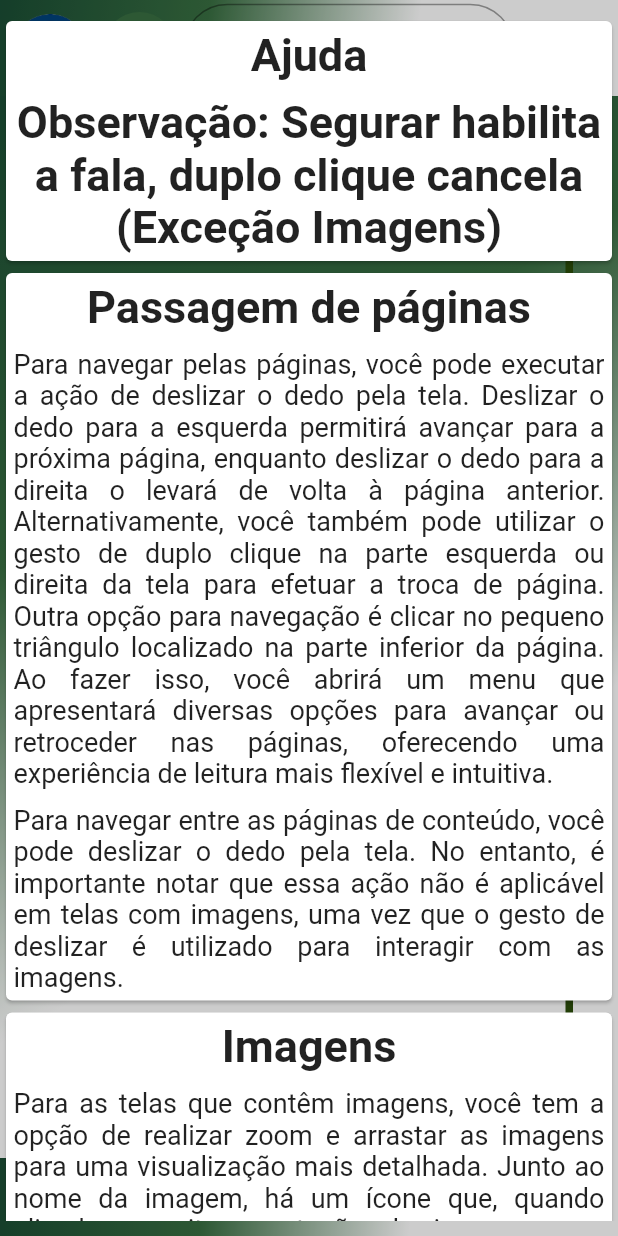
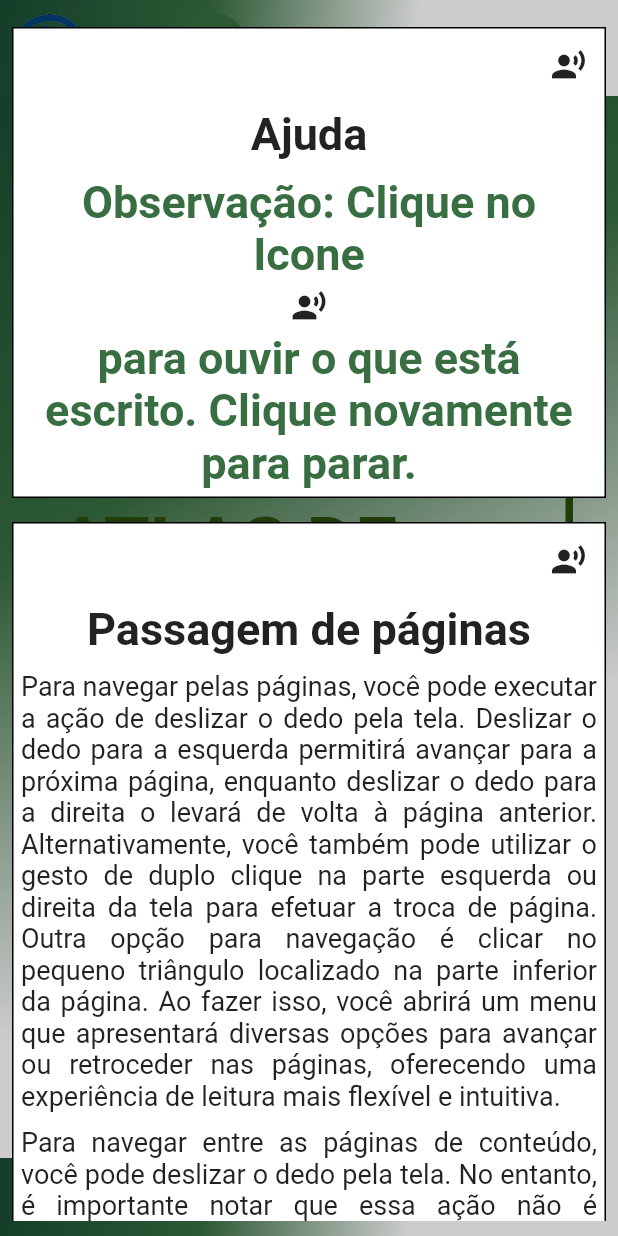
Before and after one commit to HiuryPro/Atlas_Veterinario, a Flutter app: the Home screen opened by its route, after a tap on the "question mark" icon, on a phone screen of 412 x 824 dp. Run offline on Flutter 3.47's test engine with Material 2 defaults, Android fonts, the light colour scheme and no system bars; drawn by our look-alikes of auto_size_text; our stand-ins replace carousel_slider, flutter_dotenv, flutter_tts, image_picker, phosphor_flutter, supabase; missing offline and left inert: flutter_painter_v2, mailer, turn_page_transition; accounts and stored records are empty; project files that could hold a hidden picture were left out.

Commit message:
Correções de bug e fala

```diff
--- a/atlas_veterinario/lib/Utils/tutorial.dart
+++ b/atlas_veterinario/lib/Utils/tutorial.dart
@@ -10,6 +10,8 @@ class Tutorial1 extends StatefulWidget {
 }
 
 class _Tutorial1State extends State<Tutorial1> {
+  bool isFalando = false;
+
   String textoGrande =
       'Para navegar pelas páginas, você pode executar a ação de deslizar o dedo '
       'pela tela. Deslizar o dedo para a esquerda permitirá avançar para a próxima '
@@ -39,6 +41,24 @@ class _Tutorial1State extends State<Tutorial1> {
       'opções de alteração de texto e tema do app. No canto superior esquerdo '
       'há uma imagem da logo do UNIPAM que ao ser clicado apresenta '
       'o menu lateral do app com mais opções';
+
+  void falar(String fala) async {
+    setState(() {
+      isFalando = !isFalando;
+    });
+
+    if (isFalando) {
+      await Fala.instance.flutterTts.stop();
+      await Fala.instance.flutterTts.speak(fala);
+    } else {
+      await Fala.instance.flutterTts.stop();
+    }
+
+    setState(() {
+      isFalando = false;
+    });
+  }
+
   @override
   Widget build(BuildContext context) {
     return Container(
@@ -49,20 +69,24 @@ class _Tutorial1State extends State<Tutorial1> {
         padding: const EdgeInsets.only(bottom: 10, top: 10),
         child: ListView(
           children: [
-            Center(
-              child: Card(
+            Padding(
+              padding: const EdgeInsets.all(8.0),
+              child: Container(
+                decoration: BoxDecoration(
                     color: Colors.white,
+                    border: Border.all(color: Colors.black)),
                 child: Column(
                   children: [
-                    GestureDetector(
-                      onLongPress: () async {
-                        await Fala.instance.flutterTts.stop();
-                        await Fala.instance.flutterTts.speak('Ajuda');
+                    Align(
+                      alignment: Alignment.topRight,
+                      child: IconButton(
+                          onPressed: () {
+                            falar(
+                                'Ajuda. Observação: Clique no Icone de fala para ouvir o que está escrito. Clique novamente para parar.');
                           },
-                      onDoubleTap: () async {
-                        await Fala.instance.flutterTts.stop();
-                      },
-                      child: const Center(
+                          icon: const Icon(Icons.record_voice_over)),
+                    ),
+                    const Center(
                       child: Padding(
                         padding: EdgeInsets.all(5.0),
                         child: Text(
@@ -73,47 +97,56 @@ class _Tutorial1State extends State<Tutorial1> {
                         ),
                       ),
                     ),
-                    ),
-                    GestureDetector(
-                      onLongPress: () async {
-                        await Fala.instance.flutterTts.stop();
-                        await Fala.instance.flutterTts.speak(
-                            'Observação: Segurar habilita a fala, duplo clique cancela (Exceção Imagens)');
-                      },
-                      onDoubleTap: () async {
-                        await Fala.instance.flutterTts.stop();
-                      },
-                      child: const Center(
-                        child: Padding(
+                    const Wrap(
+                      alignment: WrapAlignment.center,
+                      children: [
+                        Padding(
                           padding: EdgeInsets.all(5.0),
                           child: Text(
-                            'Observação: Segurar habilita a fala, duplo clique cancela (Exceção Imagens)',
+                            'Observação: Clique no Icone ',
                             textAlign: TextAlign.center,
                             style: TextStyle(
-                                fontWeight: FontWeight.bold, fontSize: 30),
+                                color: Color(0xff386e41),
+                                fontWeight: FontWeight.bold,
+                                fontSize: 30),
                           ),
                         ),
+                        Center(child: Icon(Icons.record_voice_over)),
+                        Padding(
+                          padding: EdgeInsets.all(5.0),
+                          child: Text(
+                            'para ouvir o que está escrito. Clique novamente para parar.',
+                            textAlign: TextAlign.center,
+                            style: TextStyle(
+                                color: Color(0xff386e41),
+                                fontWeight: FontWeight.bold,
+                                fontSize: 30),
                           ),
+                        ),
+                      ],
                     ),
                   ],
                 ),
               ),
             ),
-            Center(
-              child: Card(
+            Padding(
+              padding: const EdgeInsets.all(8.0),
+              child: Container(
+                decoration: BoxDecoration(
                     color: Colors.white,
+                    border: Border.all(color: Colors.black)),
                 child: Column(
                   children: [
-                    GestureDetector(
-                      onLongPress: () async {
-                        await Fala.instance.flutterTts.stop();
-                        await Fala.instance.flutterTts
-                            .speak('Passagem de páginas');
+                    Align(
+                      alignment: Alignment.topRight,
+                      child: IconButton(
+                          onPressed: () {
+                            falar(
+                                'Passagem de páginas. $textoGrande $textoGrande2');
                           },
-                      onDoubleTap: () async {
-                        await Fala.instance.flutterTts.stop();
-                      },
-                      child: const Center(
+                          icon: const Icon(Icons.record_voice_over)),
+                    ),
+                    const Center(
                       child: Padding(
                         padding: EdgeInsets.all(5.0),
                         child: Text(
@@ -124,16 +157,7 @@ class _Tutorial1State extends State<Tutorial1> {
                         ),
                       ),
                     ),
-                    ),
-                    GestureDetector(
-                      onLongPress: () async {
-                        await Fala.instance.flutterTts.stop();
-                        await Fala.instance.flutterTts.speak(textoGrande);
-                      },
-                      onDoubleTap: () async {
-                        await Fala.instance.flutterTts.stop();
-                      },
-                      child: Padding(
+                    Padding(
                       padding: const EdgeInsets.all(5.0),
                       child: Center(
                         child: Text(
@@ -143,16 +167,7 @@ class _Tutorial1State extends State<Tutorial1> {
                         ),
                       ),
                     ),
-                    ),
-                    GestureDetector(
-                      onLongPress: () async {
-                        await Fala.instance.flutterTts.stop();
-                        await Fala.instance.flutterTts.speak(textoGrande2);
-                      },
-                      onDoubleTap: () async {
-                        await Fala.instance.flutterTts.stop();
-                      },
-                      child: Padding(
+                    Padding(
                       padding: const EdgeInsets.all(5.0),
                       child: Center(
                         child: Text(
@@ -162,25 +177,27 @@ class _Tutorial1State extends State<Tutorial1> {
                         ),
                       ),
                     ),
-                    ),
                   ],
                 ),
               ),
             ),
-            Center(
-              child: Card(
+            Padding(
+              padding: const EdgeInsets.all(8.0),
+              child: Container(
+                decoration: BoxDecoration(
                     color: Colors.white,
+                    border: Border.all(color: Colors.black)),
                 child: Column(
                   children: [
-                    GestureDetector(
-                      onLongPress: () async {
-                        await Fala.instance.flutterTts.stop();
-                        await Fala.instance.flutterTts.speak('Imagens');
+                    Align(
+                      alignment: Alignment.topRight,
+                      child: IconButton(
+                          onPressed: () {
+                            falar('Imagens. $textoGrande3');
                           },
-                      onDoubleTap: () async {
-                        await Fala.instance.flutterTts.stop();
-                      },
-                      child: const Center(
+                          icon: const Icon(Icons.record_voice_over)),
+                    ),
+                    const Center(
                       child: Padding(
                         padding: EdgeInsets.all(5.0),
                         child: Text(
@@ -191,23 +208,13 @@ class _Tutorial1State extends State<Tutorial1> {
                         ),
                       ),
                     ),
-                    ),
-                    GestureDetector(
-                      onLongPress: () async {
-                        await Fala.instance.flutterTts.stop();
-                        await Fala.instance.flutterTts.speak(textoGrande3);
-                      },
-                      onDoubleTap: () async {
-                        await Fala.instance.flutterTts.stop();
-                      },
-                      child: Padding(
-                        padding: EdgeInsets.all(5.0),
+                    Padding(
+                      padding: const EdgeInsets.all(5.0),
                       child: Center(
                         child: Text(
                           textoGrande3,
-                            style: TextStyle(fontSize: 18),
+                          style: const TextStyle(fontSize: 18),
                           textAlign: TextAlign.justify,
-                          ),
                         ),
                       ),
                     ),
@@ -215,20 +222,23 @@ class _Tutorial1State extends State<Tutorial1> {
                 ),
               ),
             ),
-            Center(
-              child: Card(
+            Padding(
+              padding: const EdgeInsets.all(8.0),
+              child: Container(
+                decoration: BoxDecoration(
                     color: Colors.white,
+                    border: Border.all(color: Colors.black)),
                 child: Column(
                   children: [
-                    GestureDetector(
-                      onLongPress: () async {
-                        await Fala.instance.flutterTts.stop();
-                        await Fala.instance.flutterTts.speak('Utilidades');
+                    Align(
+                      alignment: Alignment.topRight,
+                      child: IconButton(
+                          onPressed: () {
+                            falar('Utilidades. $textoGrande4');
                           },
-                      onDoubleTap: () async {
-                        await Fala.instance.flutterTts.stop();
-                      },
-                      child: Center(
+                          icon: const Icon(Icons.record_voice_over)),
+                    ),
+                    const Center(
                       child: Padding(
                         padding: EdgeInsets.all(5.0),
                         child: Text(
@@ -239,23 +249,13 @@ class _Tutorial1State extends State<Tutorial1> {
                         ),
                       ),
                     ),
-                    ),
-                    GestureDetector(
-                      onLongPress: () async {
-                        await Fala.instance.flutterTts.stop();
-                        await Fala.instance.flutterTts.speak(textoGrande4);
-                      },
-                      onDoubleTap: () async {
-                        await Fala.instance.flutterTts.stop();
-                      },
-                      child: Padding(
-                        padding: EdgeInsets.all(5.0),
+                    Padding(
+                      padding: const EdgeInsets.all(5.0),
                       child: Center(
                         child: Text(
                           textoGrande4,
-                            style: TextStyle(fontSize: 18),
+                          style: const TextStyle(fontSize: 18),
                           textAlign: TextAlign.justify,
-                          ),
                         ),
                       ),
                     ),
--- a/atlas_veterinario/lib/home.dart
+++ b/atlas_veterinario/lib/home.dart
@@ -45,6 +45,8 @@ class _HomeState extends State<Home> {
   int paginaAntes = 1;
   int pagina = 1;
   bool isOpen = false;
+  bool isFalando = false;
+
   TextEditingController fontController = TextEditingController();
   TextEditingController paginaController = TextEditingController();
 
@@ -90,19 +92,19 @@ class _HomeState extends State<Home> {
               child: Row(
                   mainAxisAlignment: MainAxisAlignment.spaceBetween,
                   children: [
-                    util.retornaFala(
-                        context,
                     IconButton(
                         iconSize: 48,
                         tooltip: 'Abre opções do Aplicativo',
                         onPressed: () => _keyS.currentState!.openDrawer(),
                         icon: Image.asset('assets/images/unipam.png')),
-                        'Abre opções do Aplicativo'),
+                    IconButton(
+                        onPressed: () async {
+                          falar('Clique para abrir opções do app');
+                        },
+                        icon: const Icon(Icons.record_voice_over)),
                     const SizedBox(
                       width: 5,
                     ),
-                    util.retornaFala(
-                        context,
                     Container(
                       decoration: const BoxDecoration(
                           color: Color(0xff386e41), shape: BoxShape.circle),
@@ -112,27 +114,24 @@ class _HomeState extends State<Home> {
                           },
                           icon: const Icon(Icons.question_mark)),
                     ),
-                        'Ajuda'),
+                    IconButton(
+                        onPressed: () async {
+                          falar('Clique para Ajuda');
+                        },
+                        icon: const Icon(Icons.record_voice_over)),
                     const SizedBox(
                       width: 5,
                     ),
-                    Expanded(
-                        child: Theme(
-                      data: ThemeData(brightness: Brightness.light),
-                      child: const TextField(
-                        decoration: InputDecoration(
-                            border: OutlineInputBorder(
-                                borderSide: BorderSide(color: Colors.black),
-                                borderRadius:
-                                    BorderRadius.all(Radius.circular(50))),
-                            prefixIcon: Icon(Icons.search)),
-                      ),
-                    )),
+                    const Expanded(child: SizedBox()),
                     const SizedBox(
                       width: 5,
                     ),
-                    util.retornaFala(
-                        context, opcoesdaPagina(), 'Opções de texto')
+                    IconButton(
+                        onPressed: () async {
+                          falar('Clique para Opções de texto');
+                        },
+                        icon: const Icon(Icons.record_voice_over)),
+                    opcoesdaPagina()
                   ]),
             ),
             Expanded(
@@ -224,13 +223,16 @@ class _HomeState extends State<Home> {
                 ),
               ),
               child: Center(
-                child: Tooltip(
+                child: Row(
+                  mainAxisAlignment: MainAxisAlignment.center,
+                  children: [
+                    IconButton(
+                        onPressed: () async {
+                          falar('Clique para Opções de passagem de página');
+                        },
+                        icon: const Icon(Icons.record_voice_over)),
+                    Tooltip(
                       message: 'Abre opções de passagem de página',
-                  child: GestureDetector(
-                    onLongPress: () async {
-                      await Fala.instance.flutterTts
-                          .speak('Abre opções de passagem de página');
-                    },
                       child: IconButton(
                         iconSize: 36,
                         icon: const Icon(Icons.arrow_drop_up),
@@ -242,6 +244,7 @@ class _HomeState extends State<Home> {
                         },
                       ),
                     ),
+                  ],
                 ),
               ),
             )
@@ -264,8 +267,14 @@ class _HomeState extends State<Home> {
           }
           if (!snapshot.hasData || snapshot.data == null) {
             return const SizedBox(
-                child: Text(
-                    'Essa página não possui conteudo, entrar em contato com o professor'));
+                child: Column(
+              children: [
+                Expanded(child: SizedBox()),
+                Text(
+                    'Essa página não possui conteudo, entrar em contato com o professor'),
+                Expanded(child: SizedBox()),
+              ],
+            ));
           }
           return criaTela(snapshot.data!);
         },
@@ -381,7 +390,7 @@ class _HomeState extends State<Home> {
                     const SizedBox(
                       height: 5,
                     ),
-                    Text('Cor da Fonte'),
+                    const Text('Cor da Fonte'),
                     const SizedBox(
                       height: 5,
                     ),
@@ -389,7 +398,7 @@ class _HomeState extends State<Home> {
                     const SizedBox(
                       height: 5,
                     ),
-                    Text('Cor do Tema'),
+                    const Text('Cor do Tema'),
                     const SizedBox(
                       height: 5,
                     ),
@@ -701,21 +710,18 @@ class _HomeState extends State<Home> {
                   },
                   leading: const Icon(Icons.manage_search),
                   title: const Text('Sumário'),
+                  trailing: IconButton(
+                      onPressed: () async {
+                        falar('Clique para acessar o sumario');
+                      },
+                      icon: const Icon(Icons.record_voice_over)),
                 ),
               ),
             ),
             if (AppController.instance.isAdmin) ...optionsAdmin()
           ]),
         ),
-        GestureDetector(
-          onLongPress: () async {
-            await Fala.instance.flutterTts.stop();
-            await Fala.instance.flutterTts.speak('Clique para fazer Logout');
-          },
-          onDoubleTap: () async {
-            await Fala.instance.flutterTts.stop();
-          },
-          child: Tooltip(
+        Tooltip(
           message: 'Clique para fazer Logout',
           child: ListTile(
               onTap: () async {
@@ -725,8 +731,11 @@ class _HomeState extends State<Home> {
               },
               leading: const Icon(Icons.logout),
               title: const Text('Logout'),
-            ),
-          ),
+              trailing: IconButton(
+                  onPressed: () async {
+                    falar('Clique para fazer logout');
+                  },
+                  icon: const Icon(Icons.record_voice_over))),
         ),
       ]),
     ));
@@ -734,16 +743,7 @@ class _HomeState extends State<Home> {
 
   List<Widget> optionsAdmin() {
     return [
-      GestureDetector(
-        onLongPress: () async {
-          await Fala.instance.flutterTts.stop();
-          await Fala.instance.flutterTts
-              .speak('Clique para cadastrar o Sumário');
-        },
-        onDoubleTap: () async {
-          await Fala.instance.flutterTts.stop();
-        },
-        child: Tooltip(
+      Tooltip(
         message: 'Clique para cadastrar o Sumário',
         child: ListTile(
             onTap: () {
@@ -751,19 +751,13 @@ class _HomeState extends State<Home> {
             },
             leading: const Icon(Icons.edit_document),
             title: const Text('Cadastrar Sumário'),
+            trailing: IconButton(
+                onPressed: () async {
+                  falar('Clique para cadastrar o Sumário');
+                },
+                icon: const Icon(Icons.record_voice_over))),
       ),
-        ),
-      ),
-      GestureDetector(
-        onLongPress: () async {
-          await Fala.instance.flutterTts.stop();
-          await Fala.instance.flutterTts
-              .speak('Clique para Atualizar o Sumário');
-        },
-        onDoubleTap: () async {
-          await Fala.instance.flutterTts.stop();
-        },
-        child: Tooltip(
+      Tooltip(
         message: 'Clique para Atualizar o Sumário',
         child: ListTile(
             onTap: () {
@@ -771,70 +765,72 @@ class _HomeState extends State<Home> {
             },
             leading: const Icon(Icons.edit_square),
             title: const Text('Atualizar Sumário'),
+            trailing: IconButton(
+                onPressed: () async {
+                  falar('Clique para atualizar o Sumário');
+                },
+                icon: const Icon(Icons.record_voice_over))),
       ),
-        ),
-      ),
-      GestureDetector(
-        onLongPress: () async {
-          await Fala.instance.flutterTts.stop();
-          await Fala.instance.flutterTts
-              .speak('Clique para Cadastrar as Imagens');
-        },
-        onDoubleTap: () async {
-          await Fala.instance.flutterTts.stop();
-        },
-        child: Tooltip(
+      Tooltip(
         message: 'Clique para Cadastrar as Imagens',
         child: ListTile(
             onTap: () {
               Navigator.of(context).pushNamed('/cadastrarimagem');
             },
             leading: const Icon(Icons.image),
-            title: const Text('Cadastrar Imagem'),
+            title: const Text('Cadastrar Imagens'),
+            trailing: IconButton(
+                onPressed: () async {
+                  falar('Clique para cadastrar as Imagens');
+                },
+                icon: const Icon(Icons.record_voice_over))),
       ),
-        ),
-      ),
-      GestureDetector(
-        onLongPress: () async {
-          await Fala.instance.flutterTts.stop();
-          await Fala.instance.flutterTts
-              .speak('Clique para Cadastrar as Páginas');
-        },
-        onDoubleTap: () async {
-          await Fala.instance.flutterTts.stop();
-        },
-        child: Tooltip(
+      Tooltip(
         message: 'Clique para Cadastrar as Páginas',
         child: ListTile(
             onTap: () {
               Navigator.of(context).pushNamed('/cadastrarpaginas');
             },
             leading: const Icon(Icons.note_add),
-            title: const Text('Cadastrar Página'),
+            title: const Text('Cadastrar Páginas'),
+            trailing: IconButton(
+                onPressed: () async {
+                  falar('Clique para cadastrar as Páginas');
+                },
+                icon: const Icon(Icons.record_voice_over))),
       ),
-        ),
-      ),
-      GestureDetector(
-        onLongPress: () async {
-          await Fala.instance.flutterTts.stop();
-          await Fala.instance.flutterTts
-              .speak('Clique para Atualizar as Páginas');
-        },
-        onDoubleTap: () async {
-          await Fala.instance.flutterTts.stop();
-        },
-        child: Tooltip(
+      Tooltip(
         message: 'Clique para Atualizar as Páginas',
         child: ListTile(
             onTap: () {
               Navigator.of(context).pushNamed('/atualizarpaginas');
             },
             leading: const Icon(Icons.edit_note),
-            title: const Text('Atualizar Página'),
-          ),
-        ),
+            title: const Text('Atualizar Páginas'),
+            trailing: IconButton(
+                onPressed: () async {
+                  falar('Clique para atualizar as Páginas');
+                },
+                icon: const Icon(Icons.record_voice_over))),
       ),
     ];
+  }
+
+  void falar(String fala) async {
+    setState(() {
+      isFalando = !isFalando;
+    });
+
+    if (isFalando) {
+      await Fala.instance.flutterTts.stop();
+      await Fala.instance.flutterTts.speak(fala);
+    } else {
+      await Fala.instance.flutterTts.stop();
+    }
+
+    setState(() {
+      isFalando = false;
+    });
   }
 
   @override
--- a/atlas_veterinario/lib/sumario.dart
+++ b/atlas_veterinario/lib/sumario.dart
@@ -21,7 +21,7 @@ class _SumarioState extends State<Sumario> {
     super.initState();
     Future.delayed(Duration.zero, () async {
       var res = await SupaDB.instance.clienteSupaBase.from('Capitulo').select(
-          'NumCapitulo, NomeCapitulo, PaginaInicio ,Unidade!inner(NumUnidade, NomeUnidade ,Parte!inner(Parte))');
+          'NumCapitulo, NomeCapitulo,Unidade!inner(NumUnidade, NomeUnidade ,Parte!inner(Parte))');
       setState(() {
         for (var pegaPartes in res) {
           partes.add(pegaPartes['Unidade']['Parte']['Parte']);
```
Also changed, not shown: atlas_veterinario/lib/CadImagem/buscarimagem.dart (+58 -21 lines), atlas_veterinario/lib/CadImagem/testeputimage.dart (+22 -16 lines), atlas_veterinario/lib/Capa_Sumario/folharosto.dart (+69 -28 lines), atlas_veterinario/lib/Capa_Sumario/indice.dart (+34 -0 lines), atlas_veterinario/pubspec.lock. Lines whose indentation alone changed are shown as unchanged.
